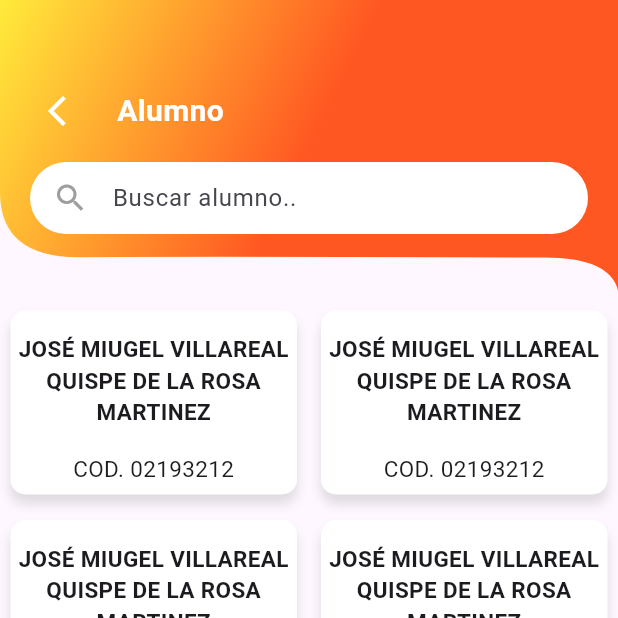
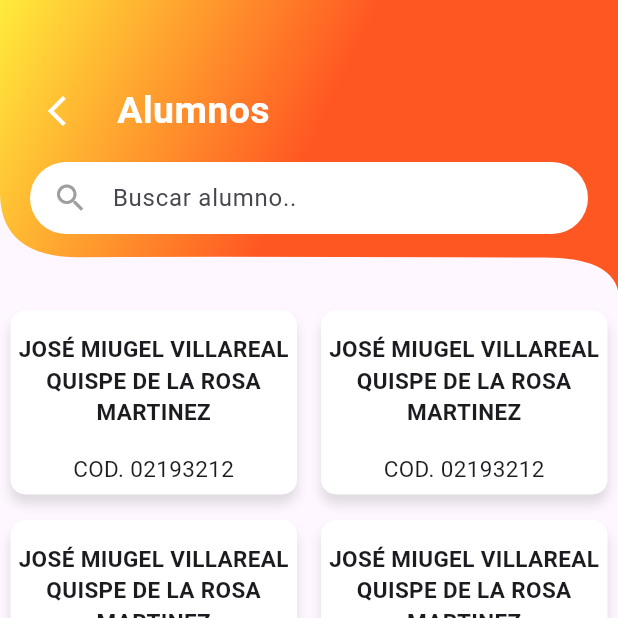
Before and after one commit to PaulBaFi/proyecto_mibrevete, a Flutter app: the AlumnoPage screen opened by its route, on a phone screen of 412 x 824 dp, the top half of it. Run offline on Flutter 3.47's test engine with Material 3 defaults, Android fonts, the phone set to English and light mode, and no system bars; Roboto replaces fonts that are missing (Monstserrat).

Commit message:
feat: Agregando componentes

```diff
--- /dev/null
+++ b/lib/components/appbar_custom.dart
@@ -0,0 +1,94 @@
+import 'package:flutter/material.dart';
+import 'package:proyecto_mibrevete/utils.dart';
+
+class AppBarCustom extends StatefulWidget {
+  final String title;
+  final String placeholder;
+  const AppBarCustom(
+      {super.key, required this.title, required this.placeholder});
+
+  @override
+  State<AppBarCustom> createState() => _AppBarCustomState();
+}
+
+class _AppBarCustomState extends State<AppBarCustom> {
+  String get title => widget.title;
+  String get placeholder => widget.placeholder;
+
+  @override
+  Widget build(BuildContext context) {
+    return Stack(
+      children: [
+        ClipPath(
+          clipper: CustomAppBarClipper(),
+          child: Container(
+            height: 200,
+            width: double.infinity,
+            decoration: BoxDecoration(
+              gradient: LinearGradient(
+                begin: Alignment.topLeft,
+                end: Alignment.bottomRight,
+                colors: [Colors.yellow, Colors.deepOrange, Colors.deepOrange],
+              ),
+            ),
+            padding: EdgeInsets.only(top: 50, left: 20, right: 20),
+            child: Column(
+              crossAxisAlignment: CrossAxisAlignment.start,
+              children: [
+                headerCustom(context, title),
+                SizedBox(height: 10),
+                //Barra de busqueda
+                searchEngine(placeholder),
+              ],
+            ),
+          ),
+        ),
+      ],
+    );
+  }
+
+  Row headerCustom(BuildContext context, String title) {
+    return Row(
+      children: [
+        IconButton(
+          onPressed: () {
+            Navigator.pop(context);
+          },
+          icon: Icon(
+            Icons.arrow_back_ios,
+            color: Colors.white,
+            size: 24,
+          ),
+        ),
+        SizedBox(
+          width: 10,
+        ),
+        Text(
+          title,
+          style: TextStyle(
+              color: Colors.white, fontSize: 25, fontWeight: FontWeight.bold),
+        ),
+      ],
+    );
+  }
+
+  Container searchEngine(String placeholder) {
+    return Container(
+      decoration: BoxDecoration(
+        color: Colors.white,
+        borderRadius: BorderRadius.circular(25),
+      ),
+      padding: EdgeInsets.symmetric(horizontal: 15),
+      child: TextField(
+        decoration: InputDecoration(
+          hintText: placeholder,
+          border: InputBorder.none,
+          icon: Icon(
+            Icons.search,
+            color: Colors.grey,
+          ),
+        ),
+      ),
+    );
+  }
+}
--- a/lib/pages/alumno/alumno_page.dart
+++ b/lib/pages/alumno/alumno_page.dart
@@ -1,5 +1,5 @@
 import 'package:flutter/material.dart';
-import 'package:proyecto_mibrevete/utils.dart';
+import 'package:proyecto_mibrevete/components/appbar_custom.dart';
 
 class AlumnoPage extends StatefulWidget {
   const AlumnoPage({super.key});
@@ -13,7 +13,10 @@ class _AlumnoPageState extends State<AlumnoPage> {
   Widget build(BuildContext context) {
     return Scaffold(
         body: Column(children: <Widget>[
-      AppBarCustom(),
+      AppBarCustom(
+        title: 'Alumnos',
+        placeholder: 'Buscar alumno..',
+      ),
       Container(
         margin: const EdgeInsets.symmetric(vertical: 0),
         height: 650,
@@ -79,83 +82,3 @@ class _AlumnoPageState extends State<AlumnoPage> {
     ]));
   }
 }
-
-class AppBarCustom extends StatefulWidget {
-  const AppBarCustom({super.key});
-
-  @override
-  State<AppBarCustom> createState() => _AppBarCustomState();
-}
-
-class _AppBarCustomState extends State<AppBarCustom> {
-  @override
-  Widget build(BuildContext context) {
-    return Stack(
-      children: [
-        ClipPath(
-          clipper: CustomAppBarClipper(),
-          child: Container(
-            height: 200,
-            width: double.infinity,
-            decoration: BoxDecoration(
-              gradient: LinearGradient(
-                begin: Alignment.topLeft,
-                end: Alignment.bottomRight,
-                colors: [Colors.yellow, Colors.deepOrange, Colors.deepOrange],
-              ),
-            ),
-            padding: EdgeInsets.only(top: 50, left: 20, right: 20),
-            child: Column(
-              crossAxisAlignment: CrossAxisAlignment.start,
-              children: [
-                Row(
-                  children: [
-                    IconButton(
-                      onPressed: () {
-                        Navigator.pop(context);
-                      },
-                      icon: Icon(
-                        Icons.arrow_back_ios,
-                        color: Colors.white,
-                        size: 24,
-                      ),
-                    ),
-                    SizedBox(
-                      width: 10,
-                    ),
-                    Text(
-                      'Alumno',
-                      style: TextStyle(
-                          color: Colors.white,
-                          fontSize: 20,
-                          fontWeight: FontWeight.bold),
-                    ),
-                  ],
-                ),
-                SizedBox(height: 10),
-                //Barra de busqueda
-                Container(
-                  decoration: BoxDecoration(
-                    color: Colors.white,
-                    borderRadius: BorderRadius.circular(25),
-                  ),
-                  padding: EdgeInsets.symmetric(horizontal: 15),
-                  child: TextField(
-                    decoration: InputDecoration(
-                      hintText: 'Buscar alumno..',
-                      border: InputBorder.none,
-                      icon: Icon(
-                        Icons.search,
-                        color: Colors.grey,
-                      ),
-                    ),
-                  ),
-                ),
-              ],
-            ),
-          ),
-        ),
-      ],
-    );
-  }
-}
```
Also changed, not shown: lib/pages/instructor/instructor_page.dart (+9 -3 lines), lib/pages/vehiculo/vehiculo_page.dart (+9 -3 lines).
